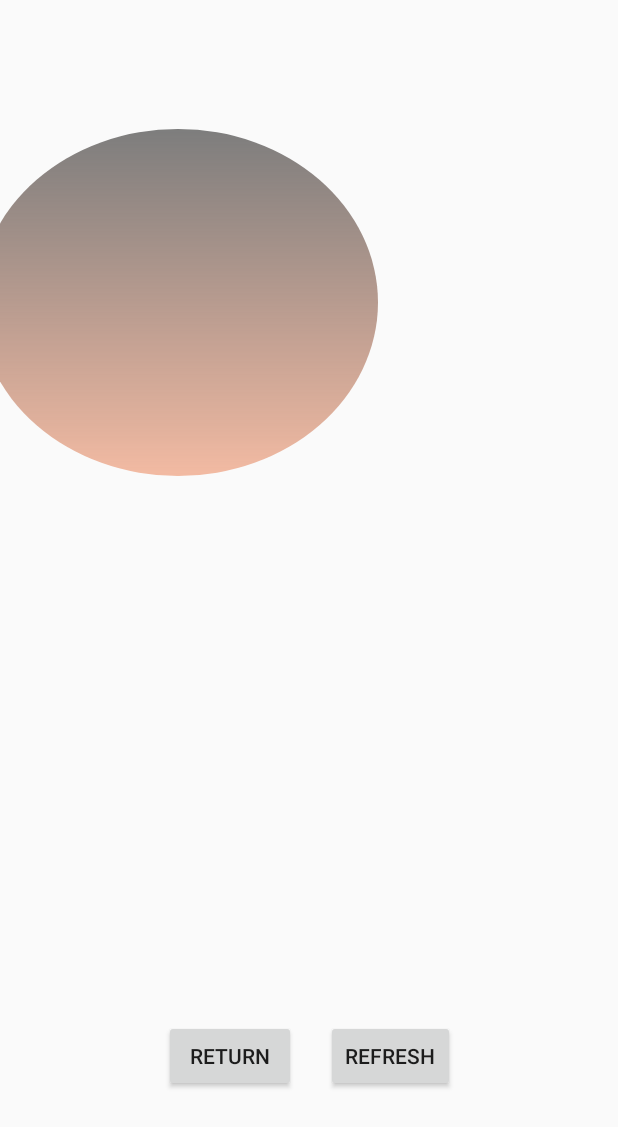
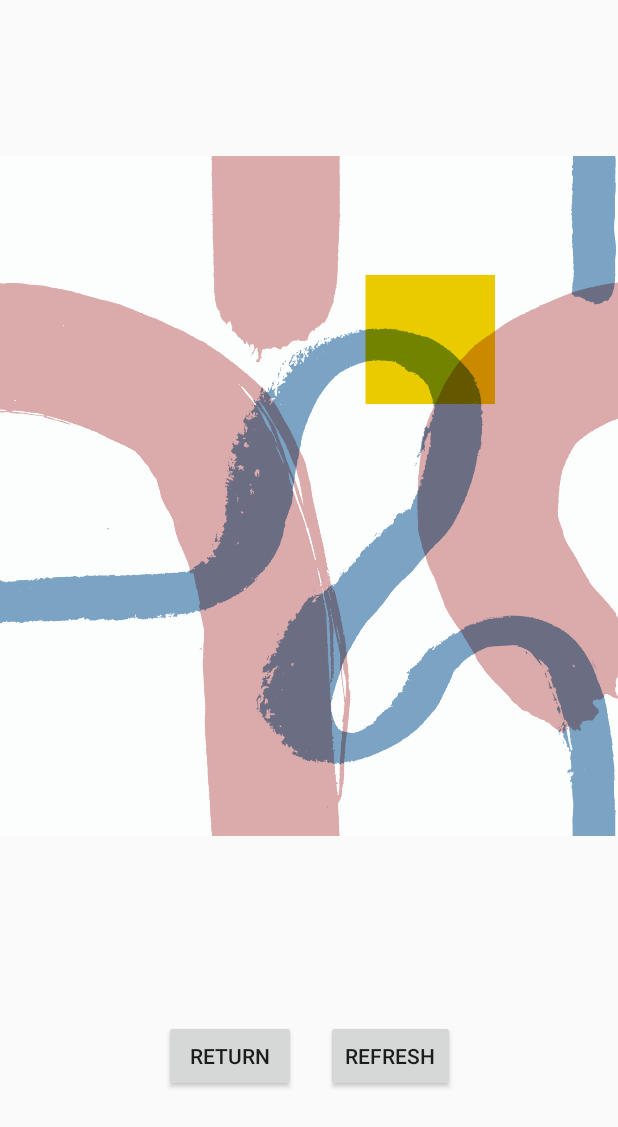
Before and after one commit to r-ferrier/artistExMachina, an Android app: the DisplayImage screen opened directly, with no data from a screen before it, on a phone screen of 412 x 824 dp. Shown: the top 1127 px of the screen. Run offline under Robolectric (Android 15) with nearby library versions, the light colour scheme and no system bars.

Commit message:
updated final image screen to show full print out of captured data and animation screen for transition

```diff
--- a/app/src/main/java/com/example/workinprogress/CreateImage.java
+++ b/app/src/main/java/com/example/workinprogress/CreateImage.java
@@ -13,6 +13,7 @@
 
 import androidx.annotation.RequiresApi;
 
+import java.util.ArrayList;
 
 public class CreateImage extends Drawable {
 
@@ -20,9 +21,7 @@
     private final Paint bluePaint;
     private final Paint greenPaint;
     private final Paint orangePaint;
-    private String location;
-    private String light;
-    private String temp;
+
     private Context context;
     private int[] lightColours;
     private int[] lightColours2;
@@ -30,29 +29,35 @@
     private int firstLightFigure;
     private Canvas canvas;
     private final int lightRange = 40000;
+    private int textSize = 25;
 
-    public CreateImage(Context context, String location, String light, String temp) {
+    private ArrayList<Float> lightLevels;
+    private ArrayList<double[]> locations;
+    private ArrayList<Position> positions;
 
-        this.location = location;
-        this.light = light;
-        this.temp = temp;
+    public CreateImage(Context context, ArrayList<Float> lightLevels,
+                       ArrayList<double[]> locations, ArrayList<Position> positions){
+
+        this.locations = locations;
+        this.lightLevels = lightLevels;
+        this.positions = positions;
         this.context = context;
 
         redPaint = new Paint();
 
         bluePaint = new Paint();
         bluePaint.setARGB(255,40,60,150);
-        bluePaint.setTextSize(100);
+        bluePaint.setTextSize(textSize);
 
         orangePaint = new Paint();
         orangePaint.setARGB(255,150,190,0);
-        orangePaint.setTextSize(100);
+        orangePaint.setTextSize(textSize);
 
         greenPaint = new Paint();
         greenPaint.setARGB(255,40,180,70);
-        greenPaint.setTextSize(60);
+        greenPaint.setTextSize(textSize);
 
-        setLightColours();
+//        setLightColours();
 
     }
 
@@ -62,11 +67,51 @@
 
         this.canvas = canvas;
 
-        int[] bounds1 = new int[]{300,30,800,1000};
-        int[] bounds2 = new int[]{100,400,900,1200};
-        int[] bounds3 = new int[]{850,1050,1050,1250};
+        int x = 60;
+        int y = 30;
 
-        lightLevels(lightColours,lightBounds()).draw(canvas);
+        for(Float lightLevel: lightLevels){
+
+            String lightLevelAsString = lightLevel+"";
+            canvas.drawText(lightLevelAsString,x,y,greenPaint);
+            y+=textSize+1;
+            Log.i("lightlevels",lightLevelAsString);
+        }
+
+        y = 30;
+
+        for (double[] location: locations){
+
+            String longitude = location[0]+"";
+            String latitude = location[1]+"";
+            String longAndLat = "lat: "+latitude+" long: "+longitude;
+
+            canvas.drawText(longAndLat,x+120,y,orangePaint);
+            y+=textSize+1;
+            Log.i("location",longAndLat);
+        }
+
+        y = 30;
+
+        for(Position position: positions){
+
+            String positionString = "x: "+position.getxAxisString()+" y: "
+                    +position.getyAxisString()+" z: "+position.getzAxisString();
+
+            canvas.drawText(positionString,x+550,y,bluePaint);
+            y+=textSize+1;
+            Log.i("position",positionString);
+        }
+
+
+
+
+
+//        int[] bounds1 = new int[]{300,30,800,1000};
+//        int[] bounds2 = new int[]{100,400,900,1200};
+//        int[] bounds3 = new int[]{850,1050,1050,1250};
+
+//        lightLevels(lightColours,lightBounds()).draw(canvas);
 //        lightLevels(lightColours2,bounds2).draw(canvas);
 //        lightLevels(lightColours3,bounds3).draw(canvas);
 
@@ -86,54 +131,54 @@
     }
 
 
-    private void setLightColours(){
+//    private void setLightColours(){
+//
+//        int firstLightFigure = (int)Double.parseDouble(light); //grab the value of the light
+//
+//        int colourRange = 0x0FFFFFFF; //store the range of colours as an int
+//        int startingPoint = 0x80000000;
+//
+//        int colourRangeForUse = colourRange - startingPoint;
+//
+//        int lightMultiplier = colourRangeForUse/lightRange;
+//
+//        firstLightFigure *= lightMultiplier;
+//        firstLightFigure += startingPoint;
+//        int secondLightFigure = (int)(Math.random()*400000)*lightMultiplier;
+//
+//        lightColours = new int[]{firstLightFigure,secondLightFigure};
+//        lightColours2 = new int[]{(firstLightFigure+colourRange)%firstLightFigure,(secondLightFigure+colourRange)%secondLightFigure};
+//        lightColours3 = new int[]{colourRange-firstLightFigure,colourRange-secondLightFigure};
+//
+//    }
 
-        int firstLightFigure = (int)Double.parseDouble(light); //grab the value of the light
-
-        int colourRange = 0x0FFFFFFF; //store the range of colours as an int
-        int startingPoint = 0x80000000;
-
-        int colourRangeForUse = colourRange - startingPoint;
-
-        int lightMultiplier = colourRangeForUse/lightRange;
-
-        firstLightFigure *= lightMultiplier;
-        firstLightFigure += startingPoint;
-        int secondLightFigure = (int)(Math.random()*400000)*lightMultiplier;
-
-        lightColours = new int[]{firstLightFigure,secondLightFigure};
-        lightColours2 = new int[]{(firstLightFigure+colourRange)%firstLightFigure,(secondLightFigure+colourRange)%secondLightFigure};
-        lightColours3 = new int[]{colourRange-firstLightFigure,colourRange-secondLightFigure};
-
-    }
-
-    private int[] lightBounds(){
-
-        Log.i("lightboundsMethod","hello i'm in here");
-
-        int firstLightFigure = (lightRange-(int)Double.parseDouble(light)-5000);
-
-        double widthRange = canvas.getWidth();
-        double heightRange = canvas.getHeight();
-
-        Log.i("ranges",""+widthRange+" "+heightRange);
-        Log.i("ranges",""+(widthRange/(double)lightRange)*(double)firstLightFigure);
-        Log.i("ranges","first light figure "+firstLightFigure);
-
-
-        int x1 = (int)((widthRange/(double)lightRange)*(double)firstLightFigure);
-        int y1 = (int)((heightRange/(double)lightRange)*(double)firstLightFigure);
-
-        Log.i("x2 and y2",""+(Math.random()*(widthRange-x1)));
-
-        int x2 = x1+(int)(Math.random()*(widthRange-x1));
-        int y2 = y1+(int)(Math.random()*(heightRange-x1));
-
-        Log.i("integers",""+x1+"  "+y1+"  "+x2+"  "+y2);
-
-        return new int[]{x1,y1,x2,y2};
-
-    }
+//    private int[] lightBounds(){
+//
+//        Log.i("lightboundsMethod","hello i'm in here");
+//
+//        int firstLightFigure = (lightRange-(int)Double.parseDouble(light)-5000);
+//
+//        double widthRange = canvas.getWidth();
+//        double heightRange = canvas.getHeight();
+//
+//        Log.i("ranges",""+widthRange+" "+heightRange);
+//        Log.i("ranges",""+(widthRange/(double)lightRange)*(double)firstLightFigure);
+//        Log.i("ranges","first light figure "+firstLightFigure);
+//
+//
+//        int x1 = (int)((widthRange/(double)lightRange)*(double)firstLightFigure);
+//        int y1 = (int)((heightRange/(double)lightRange)*(double)firstLightFigure);
+//
+//        Log.i("x2 and y2",""+(Math.random()*(widthRange-x1)));
+//
+//        int x2 = x1+(int)(Math.random()*(widthRange-x1));
+//        int y2 = y1+(int)(Math.random()*(heightRange-x1));
+//
+//        Log.i("integers",""+x1+"  "+y1+"  "+x2+"  "+y2);
+//
+//        return new int[]{x1,y1,x2,y2};
+//
+//    }
 
 
     @Override
--- a/app/src/main/java/com/example/workinprogress/DisplayImage.java
+++ b/app/src/main/java/com/example/workinprogress/DisplayImage.java
@@ -1,25 +1,23 @@
 package com.example.workinprogress;
-
-import androidx.appcompat.app.AppCompatActivity;
 
 import android.content.Intent;
 import android.os.Bundle;
 import android.util.Log;
 import android.view.View;
 import android.widget.ImageView;
+import android.widget.ScrollView;
 import android.widget.TextView;
 
-import org.w3c.dom.Text;
+import androidx.appcompat.app.AppCompatActivity;
 
 import java.util.ArrayList;
 
 public class DisplayImage extends AppCompatActivity {
 
-    private String location = "";
-    private String light = "";
-    private String temp = "";
+    private boolean createNewImage;
+    private boolean imageCreated;
 
-    private float[] lightLevels;
+    private ArrayList<Float> lightLevels;
     private ArrayList<double[]> locations;
     private ArrayList<Position> positions;
 
@@ -29,55 +27,87 @@
         super.onCreate(savedInstanceState);
         setContentView(R.layout.activity_display_image);
 
+        if (getIntent().getExtras() != null) {
+            createNewImage = getIntent().getBooleanExtra("createImage", false);
+        }
+
+        if (!createNewImage) {
+            displayExistingImage();
+        } else {
+            createAndDisplayNewImage();
+        }
+    }
+
+    private void animateWaitingScreen(TextView animationText) {
+        try {
+            Thread.sleep(200);
+            animationText.setText(R.string.artistBusy2);
+            Thread.sleep(200);
+            animationText.setText(R.string.artistBusy3);
+            Thread.sleep(200);
+            animationText.setText(R.string.artistBusy4);
+            Thread.sleep(200);
+            animationText.setText(R.string.artistBusy1);
+        } catch (InterruptedException e) {
+            e.printStackTrace();
+        }
+    }
+
+
+
+    public void returnToHome(View view) {
+        Intent intent = new Intent(this, MainActivity.class);
+        startActivity(intent);
+    }
+
+    public void displayExistingImage(){
+        findViewById(R.id.artistBusyView).setVisibility(View.INVISIBLE);
+    }
+
+    public void createAndDisplayNewImage(){
+
+        imageCreated = false;
+
+        Thread thready = new Thread(new Runnable() {
+            @Override
+            public void run() {
+                TextView animationtext = findViewById(R.id.artistBusyText);
+
+                for (int i = 0; i < 3; i++) {
+                    animateWaitingScreen(animationtext);
+                }
+                while (!imageCreated) {
+                    animateWaitingScreen(animationtext);
+                }
+
+                findViewById(R.id.artistBusyView).setVisibility(View.INVISIBLE);
+            }
+        });
+        thready.start();
+
 
         if (getIntent().getExtras() != null) {
-            location = getIntent().getStringExtra("location");
-            light = getIntent().getStringExtra("light");
-            temp = getIntent().getStringExtra("temp");
-//            float [] lightLevels = getIntent().getFloatArrayExtra("lightLevels");
-//
-//            String lightLevels;
-//
-//            for(int i = 0; i<10; i++){
-//                if(i<lightLevels.length())
-//                lightLevels[0]
-//            }
-//
-//            Log.i("lightlevels",)
 
+            Bundle bundle = this.getIntent().getExtras();
+
+            lightLevels = (ArrayList<Float>) bundle.getSerializable("lightLevels");
+            locations = (ArrayList<double[]>) bundle.getSerializable("locations");
+            positions = (ArrayList<Position>) bundle.getSerializable("positions");
+
+            for (int i = 0; i < 10; i++) {
+                if (i < lightLevels.size()) {
+                    String light = lightLevels.get(i) + "";
+                    Log.i("lightlevels", light);
+                }
+            }
         }
 
-        CreateImage createdImage = new CreateImage(this,location, light, temp);
+        CreateImage createdImage = new CreateImage(this, lightLevels,locations,positions);
         ((ImageView) findViewById(R.id.createdImage)).setImageDrawable(createdImage);
+        imageCreated = true;
 
     }
 
-    protected void onResume() {
-        super.onResume();
-        if (getIntent().getExtras() != null) {
-
-
-
-
-
-            location = getIntent().getStringExtra("location");
-            light = getIntent().getStringExtra("light");
-            temp = getIntent().getStringExtra("temp");
-
-        }
-
-        CreateImage createdImage = new CreateImage(this,location, light, temp);
-        ((ImageView) findViewById(R.id.createdImage)).setImageDrawable(createdImage);
-
-    }
-
-
-    public void returnToHome(View view) {
-
-        Intent intent = new Intent(this, MainActivity.class);
-        startActivity(intent);
-
-    }
 
     public void save(View view) {
         onResume();
--- a/app/src/main/java/com/example/workinprogress/Position.java
+++ b/app/src/main/java/com/example/workinprogress/Position.java
@@ -1,6 +1,8 @@
 package com.example.workinprogress;
 
-public class Position {
+import java.io.Serializable;
+
+public class Position implements Serializable {
 
     private float xAxis;
     private float yAxis;
--- a/app/src/main/res/drawable/elipse.xml
+++ b/app/src/main/res/drawable/elipse.xml
@@ -1,16 +1,13 @@
 <?xml version="1.0" encoding="utf-8"?>
 <selector xmlns:android="http://schemas.android.com/apk/res/android">
+    <item>
+        <shape>
+            <gradient android:angle="270"
+                android:endColor="#2196F3"
+                android:startColor="#DB3DFF" />
 
-    <item>
-        <shape android:shape="oval">
-            <gradient android:angle="270"
-                android:endColor="#190278"
-                android:startColor="#ab3410" />
-            <size android:width="450dp"
-                android:height="800dp" />
         </shape>
 
 
     </item>
-
 </selector>
--- a/app/src/main/res/layout/activity_display_image.xml
+++ b/app/src/main/res/layout/activity_display_image.xml
@@ -7,7 +7,7 @@
     tools:context=".DisplayImage">
 
     <LinearLayout
-        android:id="@+id/linearLayout"
+        android:id="@+id/buttonsLayout"
         android:layout_width="214dp"
         android:layout_height="wrap_content"
         android:layout_marginStart="8dp"
@@ -49,10 +49,40 @@
         android:layout_height="489dp"
         android:layout_marginTop="8dp"
         android:layout_marginBottom="8dp"
-        app:layout_constraintBottom_toTopOf="@+id/linearLayout"
+        app:layout_constraintBottom_toTopOf="@+id/buttonsLayout"
         app:layout_constraintEnd_toEndOf="parent"
         app:layout_constraintHorizontal_bias="0.372"
         app:layout_constraintStart_toStartOf="parent"
         app:layout_constraintTop_toTopOf="parent"
         app:srcCompat="@drawable/colouredpatterntest" />
+
+    <androidx.constraintlayout.widget.ConstraintLayout
+        android:id="@+id/artistBusyView"
+        android:layout_width="match_parent"
+        android:layout_height="match_parent"
+        android:background="@drawable/elipse"
+        android:visibility="visible">
+
+        <TextView
+            android:id="@+id/artistBusyText"
+            style="@android:style/Widget.TextView"
+            android:layout_width="0dp"
+            android:layout_height="wrap_content"
+            android:layout_marginStart="16dp"
+            android:layout_marginLeft="16dp"
+            android:layout_marginTop="8dp"
+            android:layout_marginEnd="16dp"
+            android:layout_marginRight="16dp"
+            android:layout_marginBottom="8dp"
+            android:text="@string/artistBusy1"
+            android:textColor="#FFFFFF"
+            android:textSize="48sp"
+            android:textStyle="bold"
+            app:layout_constraintBottom_toBottomOf="parent"
+            app:layout_constraintEnd_toEndOf="parent"
+            app:layout_constraintStart_toStartOf="parent"
+            app:layout_constraintTop_toTopOf="parent" />
+
+    </androidx.constraintlayout.widget.ConstraintLayout>
+
 </androidx.constraintlayout.widget.ConstraintLayout>
--- a/app/src/main/res/layout/activity_short_portrait.xml
+++ b/app/src/main/res/layout/activity_short_portrait.xml
@@ -20,7 +20,7 @@
         android:layout_marginBottom="8dp"
         android:clickable="false"
         android:onClick="startStopButtonPressed"
-        android:text="Start"
+        android:text="@string/start"
         app:layout_constraintBottom_toTopOf="@+id/lightValues"
         app:layout_constraintEnd_toEndOf="parent"
         app:layout_constraintStart_toStartOf="parent"
--- a/app/src/main/res/values/strings.xml
+++ b/app/src/main/res/values/strings.xml
@@ -9,4 +9,8 @@
     <string name="buttonTitle">view image</string>
     <string name="start">start</string>
     <string name="stop">stop</string>
+    <string name="artistBusy1">Please hold still while I finish painting      </string>
+    <string name="artistBusy2">Please hold still while I finish painting .    </string>
+    <string name="artistBusy3">Please hold still while I finish painting . .  </string>
+    <string name="artistBusy4">Please hold still while I finish painting . . .</string>
 </resources>
```
Also changed, not shown: app/src/main/java/com/example/workinprogress/ShortPortrait.java (+25 -17 lines), app/src/main/res/layout/activity_artist_is_working.xml (added, +28 -0 lines).
